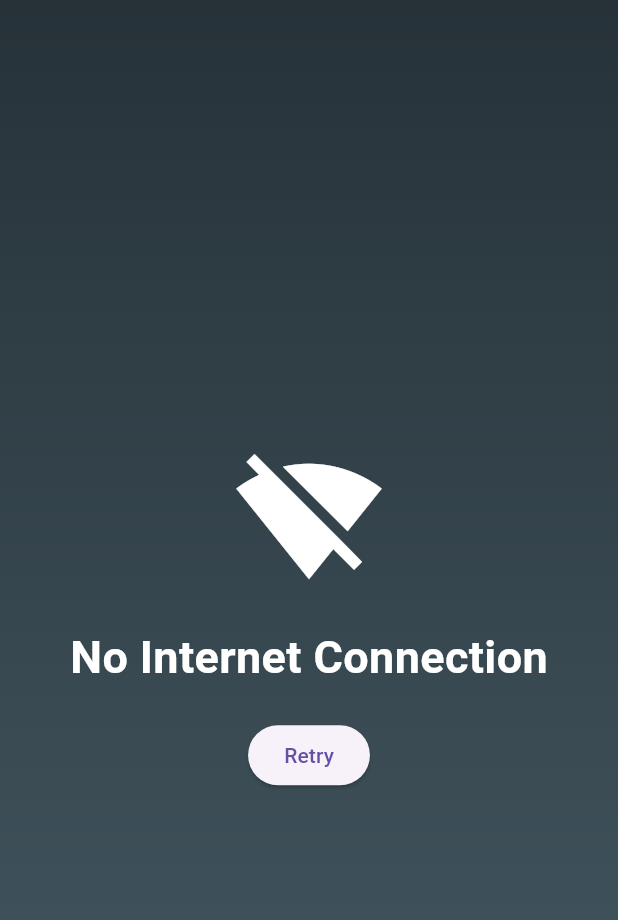
After one commit to Ahnafudin/lapor_book_bk, a Flutter app: the SignalPage screen opened by its route, on a phone screen of 412 x 824 dp. The commit adds this screen. Shown: the top 920 px of the screen. Run offline on Flutter 3.47's test engine with Material 3 defaults, Android fonts, the phone set to English and light mode, and no system bars; our stand-ins replace cloud_firestore, firebase_auth, firebase_core, firebase_storage, geolocator, image_picker and 1 more; accounts and stored records are empty.

Commit message:
add signal checker

```diff
--- a/lib/main.dart
+++ b/lib/main.dart
@@ -4,8 +4,9 @@ import 'package:lapor_book_bk/firebase_options.dart';
 import 'package:lapor_book_bk/pages/AddFormPage.dart';
 import 'package:lapor_book_bk/pages/DetailPage.dart';
 import 'package:lapor_book_bk/pages/LoginPage.dart';
+import 'package:lapor_book_bk/pages/RegisterPage.dart';
+import 'package:lapor_book_bk/pages/SignalPage.dart';
 import 'package:lapor_book_bk/pages/SplashPage.dart';
-import 'package:lapor_book_bk/pages/RegisterPage.dart';
 import 'package:lapor_book_bk/pages/dashboard/DashboardPage.dart';
 
 void main() async {
@@ -13,8 +14,15 @@ void main() async {
   await Firebase.initializeApp(
     options: DefaultFirebaseOptions.currentPlatform,
   );
+  runApp(const MyApp());
+}
 
-  runApp(MaterialApp(
+class MyApp extends StatelessWidget {
+  const MyApp({super.key});
+
+  @override
+  Widget build(BuildContext context) {
+    return MaterialApp(
       title: 'Lapor Book',
       initialRoute: '/',
       routes: {
@@ -24,8 +32,8 @@ void main() async {
         '/dashboard': (context) => const DashboardPage(),
         '/add': (context) => const AddFormPage(),
         '/detail': (context) => const DetailPage(),
+        '/signal': (context) => const SignalPage(),
       },
-    // Hapus onGenerateRoute jika tidak diperlukan
-    // onGenerateRoute: (settings) {...},
-  ));
+    );
   }
+}
--- /dev/null
+++ b/lib/pages/SignalPage.dart
@@ -0,0 +1,65 @@
+import 'package:flutter/material.dart';
+import 'package:internet_connection_checker/internet_connection_checker.dart';
+
+class SignalPage extends StatelessWidget {
+  const SignalPage({super.key});
+
+  @override
+  Widget build(BuildContext context) {
+    return Scaffold(
+      body: Container(
+        decoration: BoxDecoration(
+          gradient: LinearGradient(
+            begin: Alignment.topCenter,
+            end: Alignment.bottomCenter,
+            colors: [
+              Colors.blueGrey.shade900,
+              Colors.blueGrey.shade800,
+              Colors.blueGrey.shade700,
+            ],
+          ),
+        ),
+        child: Center(
+          child: Column(
+            mainAxisAlignment: MainAxisAlignment.center,
+            children: [
+              const Icon(
+                Icons.signal_wifi_off,
+                size: 100,
+                color: Colors.white,
+              ),
+              const SizedBox(height: 20),
+              const Text(
+                "No Internet Connection",
+                style: TextStyle(
+                  fontSize: 30,
+                  fontWeight: FontWeight.bold,
+                  color: Colors.white,
+                ),
+              ),
+              const SizedBox(height: 20),
+              ElevatedButton(
+                onPressed: () async {
+                  bool isConnected =
+                      await InternetConnectionChecker().hasConnection;
+
+                  if (isConnected) {
+                    Navigator.pushReplacementNamed(context, '/dashboard');
+                  } else {
+                    ScaffoldMessenger.of(context).showSnackBar(
+                      const SnackBar(
+                        content:
+                            Text('No internet connection. Please try again.'),
+                      ),
+                    );
+                  }
+                },
+                child: const Text('Retry'),
+              ),
+            ],
+          ),
+        ),
+      ),
+    );
+  }
+}
--- a/pubspec.yaml
+++ b/pubspec.yaml
@@ -20,6 +20,8 @@ dependencies:
   cloud_firestore: ^4.13.5
   firebase_storage: ^11.5.5
 
+  internet_connection_checker: ^1.0.0+1
+
 dev_dependencies:
   flutter_test:
     sdk: flutter
```
Also changed, not shown: lib/pages/SplashPage.dart (+11 -1 lines), pubspec.lock, 2 other files. Lines whose indentation alone changed are shown as unchanged.
